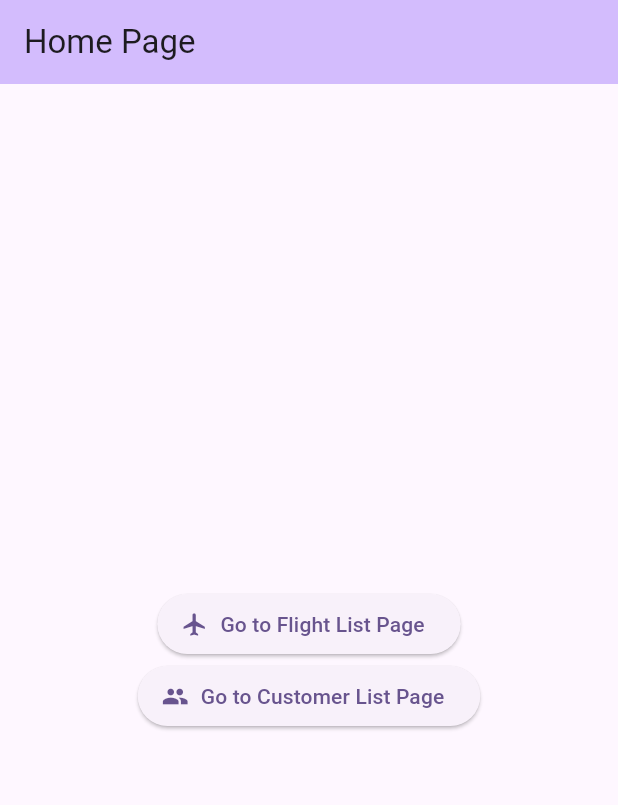
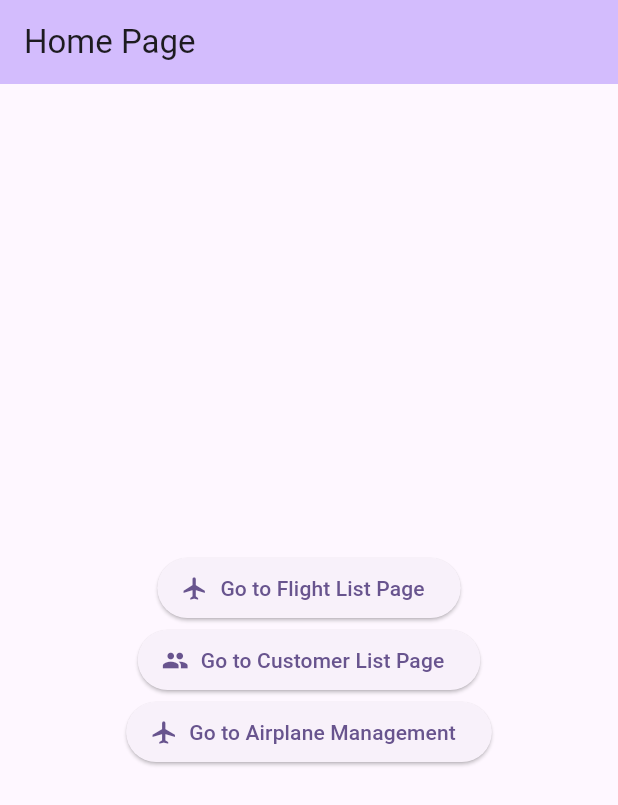
Before and after one commit to Wrub0002/CST2335-Final-Project, a Flutter app: the screen it shows after launch, on a phone screen of 412 x 824 dp. Shown: the top 805 px of the screen. Run offline on Flutter 3.47's test engine with Material 3 defaults, Android fonts, the phone set to English and light mode, and no system bars; our stand-ins replace floor, sqflite; missing offline and left inert: encrypted_shared_preferences; accounts and stored records are empty; generated files the repository leaves out were written again.

Commit message:
Project working

```diff
--- a/lib/main.dart
+++ b/lib/main.dart
@@ -2,23 +2,43 @@ import 'package:flutter/material.dart';
 import 'CustomerListPage.dart';
 import 'flight_list_dao.dart';
 import 'flight_list_db.dart';
-import 'flight_list_page.dart';  // Make sure you import the correct flight_list_page file
-import 'encrypted_preferences.dart'; // Import the EncryptedPreferences class
+import 'flight_list_page.dart';
+import 'encrypted_preferences.dart';
+import 'package:cst2335_final_project/airplane/initializers/database_initializer.dart';
+import 'package:cst2335_final_project/airplane/services/airplane_service.dart';
+import 'package:cst2335_final_project/airplane/views/airplane_responsive_view.dart';
 
 void main() async {
   WidgetsFlutterBinding.ensureInitialized();
 
-  // Initialize the database
-  final database = await $FloorFlightDatabase.databaseBuilder('flight_database.db').build();
-  final flightDao = database.flightDao;
+  // Initialize the flight database
+  final flightDatabase = await $FloorFlightDatabase.databaseBuilder('flight_database.db').build();
+  final flightDao = flightDatabase.flightDao;
 
   // Initialize encrypted preferences
   final encryptedPrefs = EncryptedPreferences();
 
-  runApp(MyApp());
+  // Initialize the airplane service
+  final airplaneService = await DatabaseInitializer.initializeAirplaneService();
+
+  runApp(MyApp(
+    flightDao: flightDao,
+    encryptedPrefs: encryptedPrefs,
+    airplaneService: airplaneService,
+  ));
 }
 
 class MyApp extends StatelessWidget {
+  final FlightDao flightDao;
+  final EncryptedPreferences encryptedPrefs;
+  final AirplaneService airplaneService;
+
+  MyApp({
+    required this.flightDao,
+    required this.encryptedPrefs,
+    required this.airplaneService,
+  });
+
   @override
   Widget build(BuildContext context) {
     return MaterialApp(
@@ -27,9 +47,12 @@ class MyApp extends StatelessWidget {
         colorScheme: ColorScheme.fromSeed(seedColor: Colors.deepPurple),
         useMaterial3: true,
       ),
-      home: MyHomePage(),
+      home: MyHomePage(
+        flightDao: flightDao,
+        encryptedPrefs: encryptedPrefs,
+        airplaneService: airplaneService,
+      ),
       routes: {
-
         '/customerList': (context) => const CustomerListPage(),
       },
     );
@@ -37,6 +60,16 @@ class MyApp extends StatelessWidget {
 }
 
 class MyHomePage extends StatefulWidget {
+  final FlightDao flightDao;
+  final EncryptedPreferences encryptedPrefs;
+  final AirplaneService airplaneService;
+
+  MyHomePage({
+    required this.flightDao,
+    required this.encryptedPrefs,
+    required this.airplaneService,
+  });
+
   @override
   State<MyHomePage> createState() => _MyHomePageState();
 }
@@ -57,29 +90,45 @@ class _MyHomePageState extends State<MyHomePage> {
               onPressed: _navigateToFlightListPage,
               icon: const Icon(Icons.flight),
               label: const Text('Go to Flight List Page'),
-            ),ElevatedButton.icon(
-                onPressed: _navigateToCustomerListPage,
-                icon: const Icon(Icons.people),
-                label: const Text('Go to Customer List Page'),
+            ),
+            ElevatedButton.icon(
+              onPressed: _navigateToCustomerListPage,
+              icon: const Icon(Icons.people),
+              label: const Text('Go to Customer List Page'),
+            ),
+            ElevatedButton.icon(
+              onPressed: _navigateToAirplanePage,
+              icon: const Icon(Icons.airplanemode_active),
+              label: const Text('Go to Airplane Management'),
             ),
           ],
         ),
       ),
     );
   }
+
   void _navigateToCustomerListPage() {
     Navigator.pushNamed(context, '/customerList');
   }
-  void _navigateToFlightListPage() async {
-    final database = await $FloorFlightDatabase.databaseBuilder('flight_database.db').build();
-    final flightDao = database.flightDao;
-    final encryptedPrefs = EncryptedPreferences();
+
+  void _navigateToFlightListPage() {
     Navigator.push(
       context,
       MaterialPageRoute(
         builder: (context) => FlightListPage(
-          flightDao: flightDao,
-          encryptedPrefs: encryptedPrefs,
+          flightDao: widget.flightDao,
+          encryptedPrefs: widget.encryptedPrefs,
+        ),
+      ),
+    );
+  }
+
+  void _navigateToAirplanePage() {
+    Navigator.push(
+      context,
+      MaterialPageRoute(
+        builder: (context) => AirplaneResponsiveView(
+          airplaneService: widget.airplaneService,
         ),
       ),
     );
```
Also changed, not shown: pubspec.lock.
